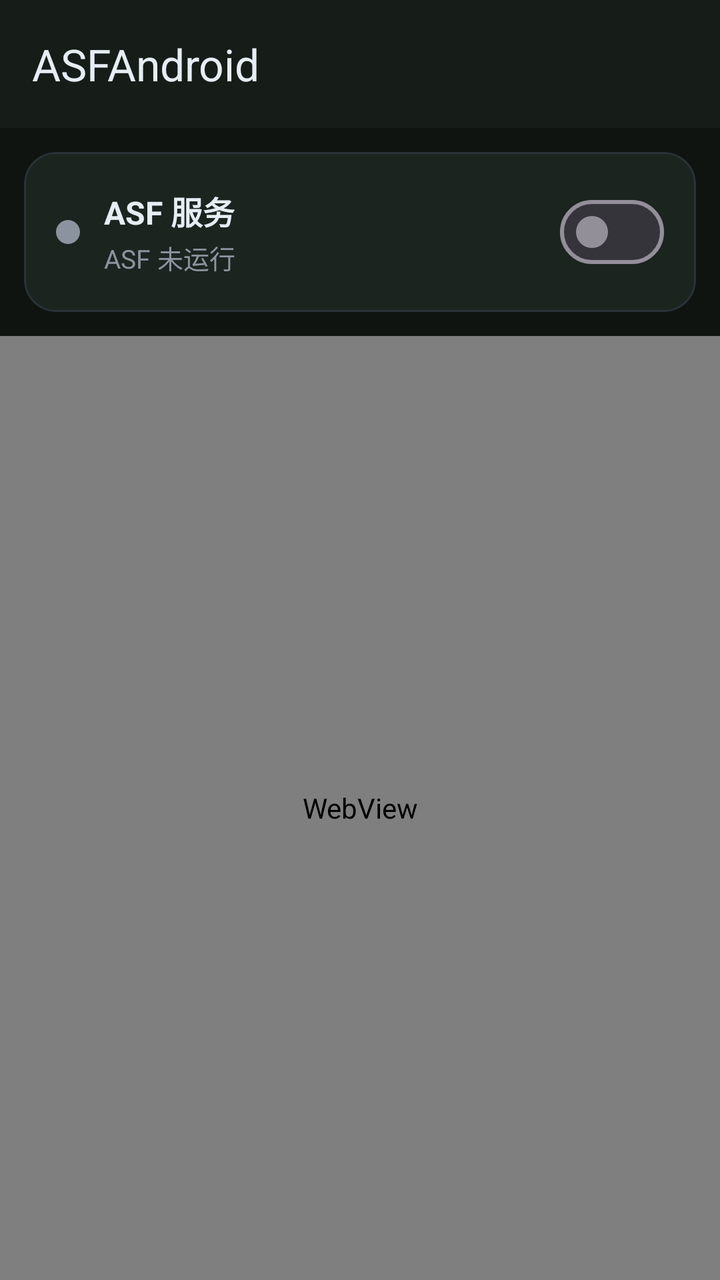
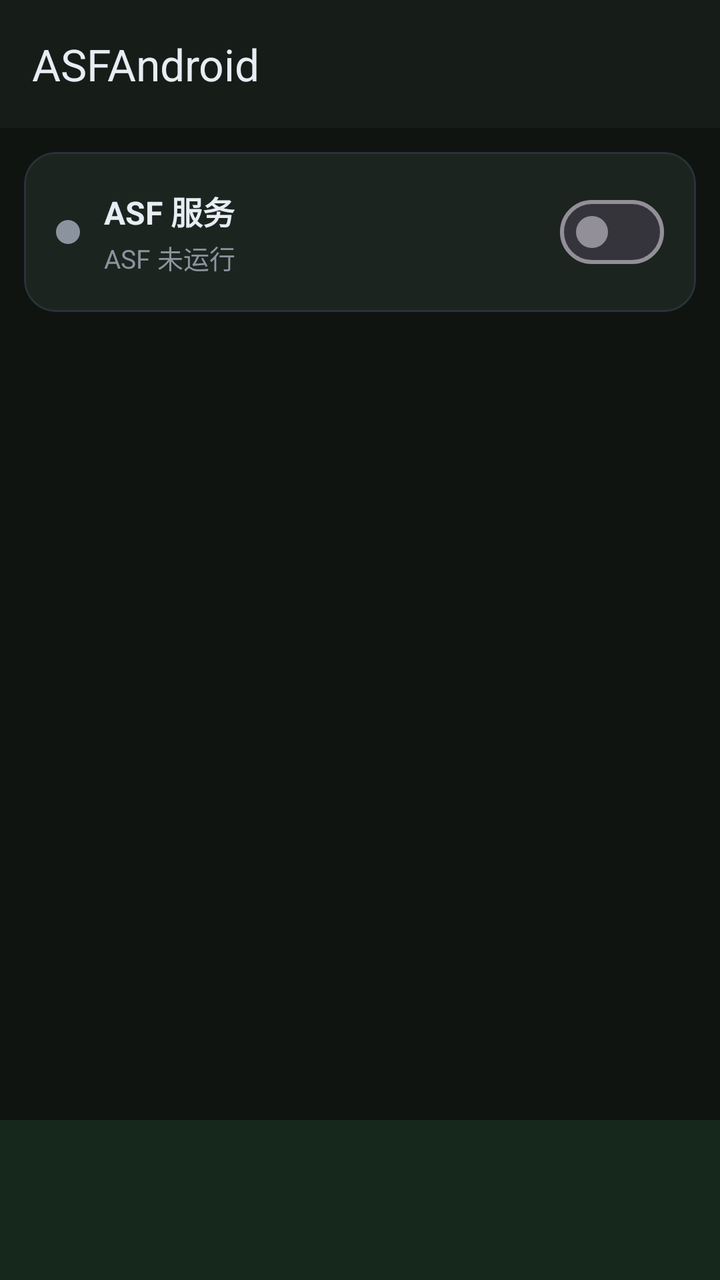

Compare the two renders of this Android layout. The source of the first and the diff that turns it into the second are given below.
<!-- AndroidManifest.xml: application theme Theme.ASFAndroid -->
<!-- res/layout/activity_main.xml -->
<?xml version="1.0" encoding="utf-8"?>
<LinearLayout xmlns:android="http://schemas.android.com/apk/res/android"
    xmlns:app="http://schemas.android.com/apk/res-auto"
    android:layout_width="match_parent"
    android:layout_height="match_parent"
    android:background="@color/bg_dark"
    android:orientation="vertical">

    <com.google.android.material.appbar.MaterialToolbar
        android:id="@+id/toolbar"
        android:layout_width="match_parent"
        android:layout_height="?attr/actionBarSize"
        android:background="@color/surface_dark"
        app:title="@string/app_name"
        app:titleTextColor="@color/text_primary" />

    <com.google.android.material.card.MaterialCardView
        android:layout_width="match_parent"
        android:layout_height="wrap_content"
        android:layout_margin="12dp"
        app:cardBackgroundColor="@color/surface_card"
        app:cardCornerRadius="16dp"
        app:cardElevation="0dp"
        app:strokeColor="@color/divider"
        app:strokeWidth="1dp">

        <LinearLayout
            android:layout_width="match_parent"
            android:layout_height="wrap_content"
            android:gravity="center_vertical"
            android:orientation="horizontal"
            android:padding="16dp">

            <View
                android:id="@+id/status_dot"
                android:layout_width="12dp"
                android:layout_height="12dp"
                android:background="@drawable/bg_status_dot" />

            <LinearLayout
                android:layout_width="0dp"
                android:layout_height="wrap_content"
                android:layout_marginStart="12dp"
                android:layout_weight="1"
                android:orientation="vertical">

                <TextView
                    android:layout_width="wrap_content"
                    android:layout_height="wrap_content"
                    android:text="@string/asf_service"
                    android:textColor="@color/text_primary"
                    android:textSize="16sp"
                    android:textStyle="bold" />

                <TextView
                    android:id="@+id/tv_status"
                    android:layout_width="wrap_content"
                    android:layout_height="wrap_content"
                    android:layout_marginTop="2dp"
                    android:text="@string/status_stopped"
                    android:textColor="@color/status_stopped"
                    android:textSize="13sp" />
            </LinearLayout>

            <com.google.android.material.materialswitch.MaterialSwitch
                android:id="@+id/switch_asf"
                android:layout_width="wrap_content"
                android:layout_height="wrap_content" />
        </LinearLayout>
    </com.google.android.material.card.MaterialCardView>

    <ProgressBar
        android:id="@+id/progress"
        style="?android:attr/progressBarStyleHorizontal"
        android:layout_width="match_parent"
        android:layout_height="3dp"
        android:indeterminateTint="@color/asf_primary"
        android:visibility="gone" />

    <WebView
        android:id="@+id/webview"
        android:layout_width="match_parent"
        android:layout_height="0dp"
        android:layout_weight="1" />
</LinearLayout>
<!-- resources referenced by this layout -->
<resources>
  <color name="asf_primary">#1DB954</color>
  <color name="bg_dark">#0F1410</color>
  <color name="divider">#2A3238</color>
  <color name="status_stopped">#8B949E</color>
  <color name="surface_card">#1C2420</color>
  <color name="surface_dark">#161C18</color>
  <color name="text_primary">#E6EDF3</color>
  <!-- drawable bg_status_dot (drawable) -->
  <?xml version="1.0" encoding="utf-8"?>
  <shape xmlns:android="http://schemas.android.com/apk/res/android"
      android:shape="oval">
      <solid android:color="@color/status_stopped" />
      <size
          android:width="12dp"
          android:height="12dp" />
  </shape>
  <string name="app_name">ASFAndroid</string>
  <string name="asf_service">ASF 服务</string>
  <string name="status_stopped">ASF 未运行</string>
  <style name="Theme.ASFAndroid" parent="Theme.Material3.Dark.NoActionBar">
          <item name="colorPrimary">@color/asf_primary</item>
          <item name="colorOnPrimary">@android:color/black</item>
          <item name="colorSurface">@color/surface_dark</item>
          <item name="android:statusBarColor">@color/bg_dark</item>
          <item name="android:navigationBarColor">@color/bg_dark</item>
          <item name="android:windowLightStatusBar">false</item>
          <item name="android:windowBackground">@color/bg_dark</item>
      </style>
</resources>

<!-- the commit's change to res/layout/activity_main.xml (unified diff, before → after) -->
@@ -69,17 +69,18 @@
         </LinearLayout>
     </com.google.android.material.card.MaterialCardView>
 
-    <ProgressBar
-        android:id="@+id/progress"
-        style="?android:attr/progressBarStyleHorizontal"
-        android:layout_width="match_parent"
-        android:layout_height="3dp"
-        android:indeterminateTint="@color/asf_primary"
-        android:visibility="gone" />
-
-    <WebView
-        android:id="@+id/webview"
+    <FrameLayout
+        android:id="@+id/fragment_container"
         android:layout_width="match_parent"
         android:layout_height="0dp"
         android:layout_weight="1" />
+
+    <com.google.android.material.bottomnavigation.BottomNavigationView
+        android:id="@+id/bottom_nav"
+        android:layout_width="match_parent"
+        android:layout_height="wrap_content"
+        android:background="@color/surface_dark"
+        app:itemIconTint="@color/bottom_nav_tint"
+        app:itemTextColor="@color/bottom_nav_tint"
+        app:labelVisibilityMode="labeled" />
 </LinearLayout>
<!-- resource entries referenced after the edit -->
@@ -1,6 +1,5 @@
 <!-- resources referenced by this layout -->
 <resources>
-  <color name="asf_primary">#1DB954</color>
   <color name="bg_dark">#0F1410</color>
   <color name="divider">#2A3238</color>
   <color name="status_stopped">#8B949E</color>
@@ -28,5 +27,6 @@
           <item name="android:windowLightStatusBar">false</item>
           <item name="android:windowBackground">@color/bg_dark</item>
       </style>
+  <color name="asf_primary">#1DB954</color>
 </resources>
 
